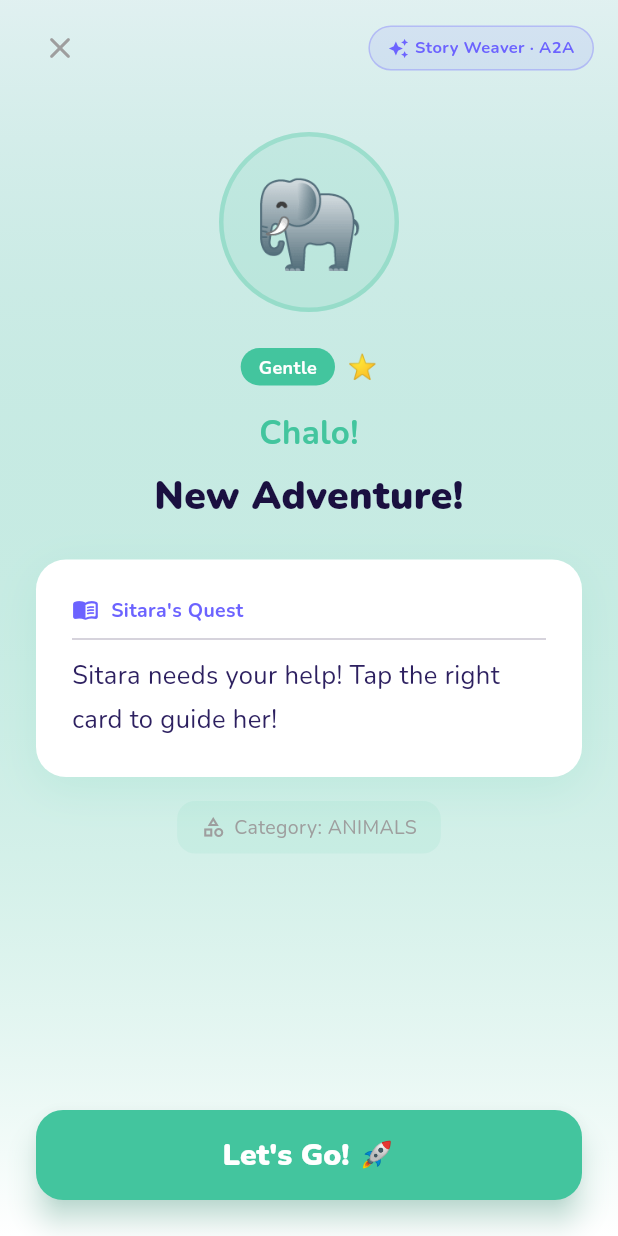
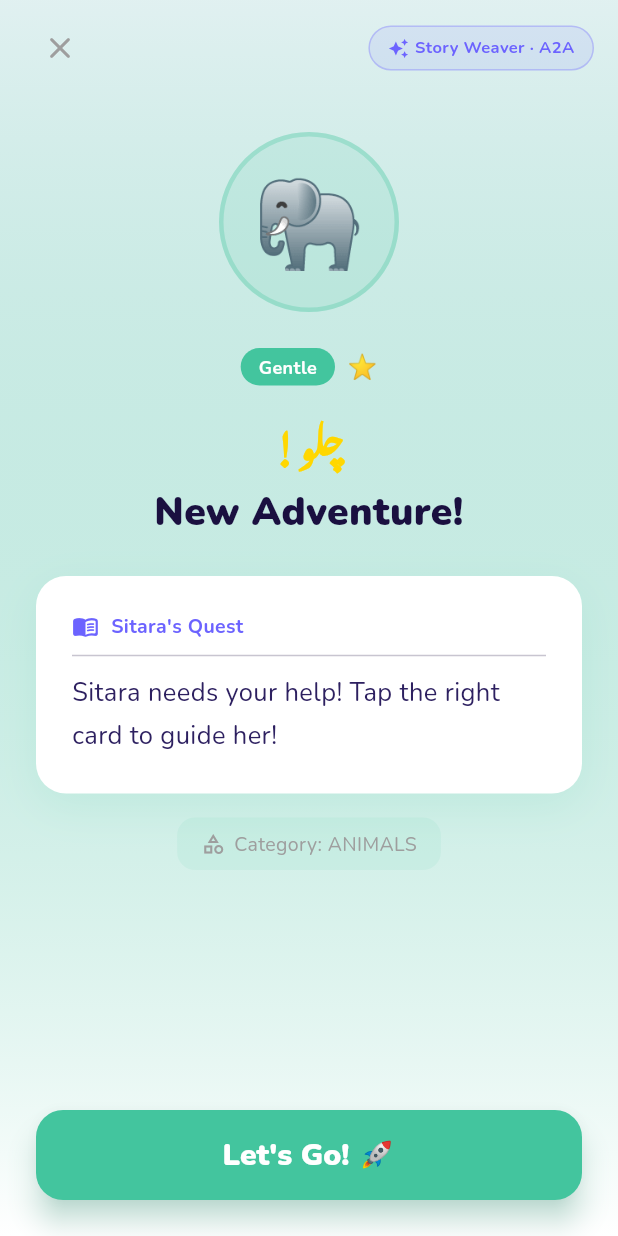
Before and after one commit to Tahir-yamin/Sitara-AAC-APP, a Flutter app: the QuestScreen screen opened by its route, on a phone screen of 412 x 824 dp. Run offline on Flutter 3.47's test engine with Material 3 defaults, Android fonts, the phone set to English and light mode, and no system bars; our stand-ins replace confetti, flutter_secure_storage, flutter_tts, google_fonts, shared_preferences; accounts and stored records are empty; Roboto replaces fonts that are missing (Noto Nastaliq Urdu).

Commit message:
feat: add entrance animation and gold Urdu hook styling to QuestScreen

```diff
--- a/sitara_app/lib/screens/quest_screen.dart
+++ b/sitara_app/lib/screens/quest_screen.dart
@@ -1,4 +1,5 @@
 import 'package:flutter/material.dart';
+import 'package:google_fonts/google_fonts.dart';
 
 /// QuestScreen — rendered when Therapy Director triggers 'generate_quest_via_story_weaver'.
 /// Receives quest JSON from game_screen via Navigator.pushNamed(context, '/quest', arguments: questData).
@@ -19,9 +20,9 @@ class QuestScreen extends StatefulWidget {
 
 class _QuestScreenState extends State<QuestScreen>
     with SingleTickerProviderStateMixin {
-  late AnimationController _controller;
-  late Animation<double> _slideAnim;
+  late AnimationController _entranceController;
   late Animation<double> _fadeAnim;
+  late Animation<Offset> _slideAnim;
 
   Map<String, dynamic> _questData = {};
 
@@ -45,15 +46,16 @@ class _QuestScreenState extends State<QuestScreen>
   @override
   void initState() {
     super.initState();
-    _controller = AnimationController(
+    _entranceController = AnimationController(
       vsync: this,
-      duration: const Duration(milliseconds: 700),
+      duration: const Duration(milliseconds: 400),
     );
-    _slideAnim = Tween<double>(begin: 60, end: 0).animate(
-      CurvedAnimation(parent: _controller, curve: Curves.easeOutCubic),
-    );
-    _fadeAnim = CurvedAnimation(parent: _controller, curve: Curves.easeIn);
-    _controller.forward();
+    _fadeAnim = CurvedAnimation(parent: _entranceController, curve: Curves.easeOut);
+    _slideAnim = Tween<Offset>(
+      begin: const Offset(0, 0.18),
+      end: Offset.zero,
+    ).animate(CurvedAnimation(parent: _entranceController, curve: Curves.easeOutCubic));
+    _entranceController.forward();
   }
 
   @override
@@ -67,7 +69,7 @@ class _QuestScreenState extends State<QuestScreen>
 
   @override
   void dispose() {
-    _controller.dispose();
+    _entranceController.dispose();
     super.dispose();
   }
 
@@ -78,7 +80,7 @@ class _QuestScreenState extends State<QuestScreen>
   String get _questTitle =>
       _questData['quest_title'] as String? ?? 'New Adventure!';
   String get _urduHook =>
-      _questData['urdu_hook'] as String? ?? 'Chalo!';
+      _questData['urdu_hook'] as String? ?? 'چلو!';
   String get _storyText =>
       _questData['story_text'] as String? ??
       'Sitara needs your help! Tap the right card to guide her!';
@@ -123,16 +125,11 @@ class _QuestScreenState extends State<QuestScreen>
           ),
         ),
         child: SafeArea(
-          child: AnimatedBuilder(
-            animation: _controller,
-            builder: (context, child) => Opacity(
-              opacity: _fadeAnim.value,
-              child: Transform.translate(
-                offset: Offset(0, _slideAnim.value),
-                child: child,
-              ),
-            ),
-            child: Column(
+          child: FadeTransition(
+            opacity: _fadeAnim,
+            child: SlideTransition(
+              position: _slideAnim,
+              child: Column(
               children: [
                 // ─── TOP BAR ─────────────────────────────────────────
                 Padding(
@@ -229,13 +226,14 @@ class _QuestScreenState extends State<QuestScreen>
                         // Urdu hook
                         Text(
                           _urduHook,
-                          style: TextStyle(
-                            fontSize: 22,
-                            fontWeight: FontWeight.bold,
-                            color: _difficultyColor,
-                            fontFamily: 'Nunito',
+                          textDirection: TextDirection.rtl,
+                          textAlign: TextAlign.center,
+                          style: GoogleFonts.notoNastaliqUrdu(
+                            fontSize: 28,
+                            fontWeight: FontWeight.w900,
+                            color: const Color(0xFFFFD700),
+                            height: 1.5,
                           ),
-                          textAlign: TextAlign.center,
                         ),
                         const SizedBox(height: 8),
 
@@ -353,6 +351,7 @@ class _QuestScreenState extends State<QuestScreen>
           ),
         ),
       ),
-    );
+    ),
+  );
   }
 }
```
